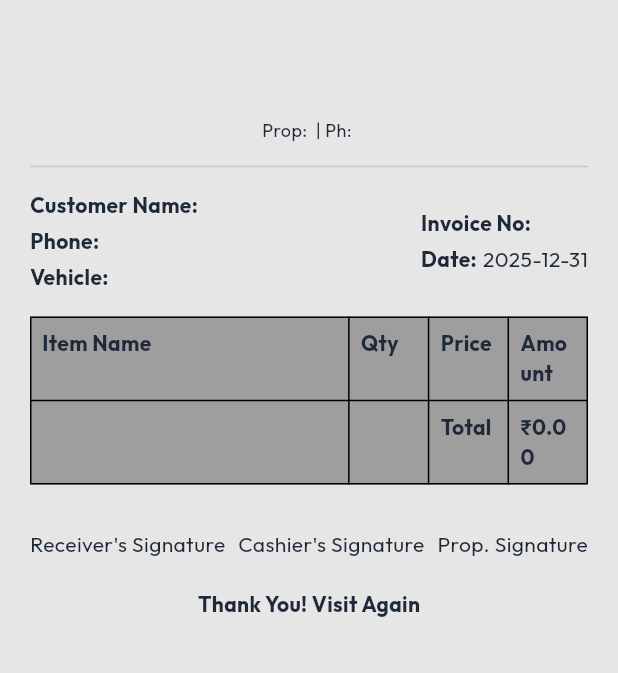
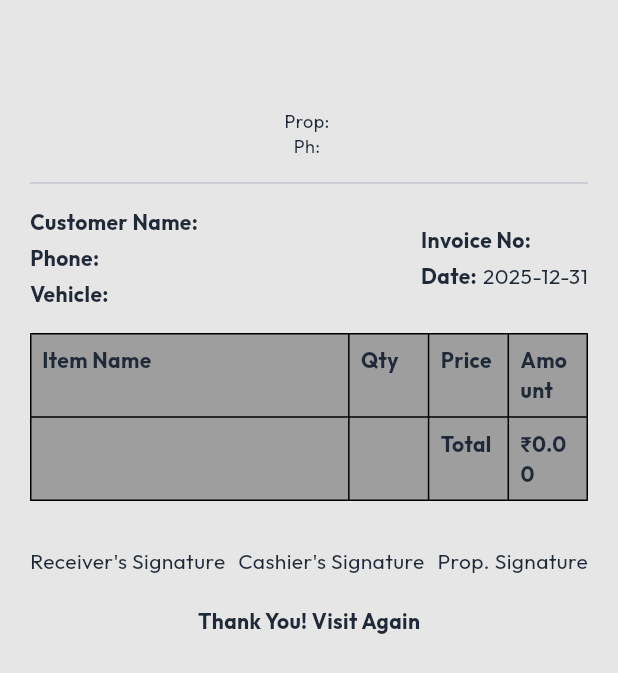
Before and after one commit to srinathj007/InvoiceGeneratorApp, a Flutter app: the InvoiceView widget shown alone on an empty page, opened directly with empty values, on a phone screen of 412 x 824 dp. Shown: the top 673 px of the screen. Run offline on Flutter 3.47's test engine with Material 3 defaults, Android fonts, the phone set to English and light mode, and no system bars; our stand-ins replace google_fonts, image_picker, pdf, printing, supabase_flutter; accounts and stored records are empty; network calls fail.

Commit message:
feat: Implement invoice detail screen with PDF generation and business profile management.

```diff
--- a/lib/models/business_profile.dart
+++ b/lib/models/business_profile.dart
@@ -13,6 +13,7 @@ class BusinessProfile {
   final String? customLogo4Url;
   final String? customFieldLabel;      // Generic label for an extra field
   final String? customFieldPlaceholder; // Generic placeholder for an extra field
+  final String? gstin;
 
   BusinessProfile({
     this.id,
@@ -29,6 +30,7 @@ class BusinessProfile {
     this.customLogo4Url,
     this.customFieldLabel,
     this.customFieldPlaceholder,
+    this.gstin,
   });
 
   factory BusinessProfile.fromJson(Map<String, dynamic> json) {
@@ -47,6 +49,7 @@ class BusinessProfile {
       customLogo4Url: json['custom_logo_4_url'],
       customFieldLabel: json['custom_field_label'],
       customFieldPlaceholder: json['custom_field_placeholder'],
+      gstin: json['gstin'],
     );
   }
 
@@ -66,6 +69,7 @@ class BusinessProfile {
       'custom_logo_4_url': customLogo4Url,
       'custom_field_label': customFieldLabel,
       'custom_field_placeholder': customFieldPlaceholder,
+      'gstin': gstin,
     };
   }
 
@@ -84,6 +88,7 @@ class BusinessProfile {
     String? customLogo4Url,
     String? customFieldLabel,
     String? customFieldPlaceholder,
+    String? gstin,
   }) {
     return BusinessProfile(
       id: id ?? this.id,
@@ -100,6 +105,7 @@ class BusinessProfile {
       customLogo4Url: customLogo4Url ?? this.customLogo4Url,
       customFieldLabel: customFieldLabel ?? this.customFieldLabel,
       customFieldPlaceholder: customFieldPlaceholder ?? this.customFieldPlaceholder,
+      gstin: gstin ?? this.gstin,
     );
   }
 }
--- a/lib/widgets/invoice_view.dart
+++ b/lib/widgets/invoice_view.dart
@@ -63,9 +63,17 @@ class InvoiceView extends StatelessWidget {
           textAlign: TextAlign.center,
           style: const TextStyle(fontSize: 12),
         ),
-        const SizedBox(height: 6),
+        if (profile.gstin?.isNotEmpty == true)
+          Text(
+            "GSTIN: ${profile.gstin}",
+            style: const TextStyle(fontSize: 12, fontWeight: FontWeight.bold),
+          ),
         Text(
-          "Prop: ${profile.proprietor} | Ph: ${profile.phoneNumbers}",
+          "Prop: ${profile.proprietor}",
+          style: const TextStyle(fontSize: 12),
+        ),
+        Text(
+          "Ph: ${profile.phoneNumbers}",
           style: const TextStyle(fontSize: 12),
         ),
       ],
```
Also changed, not shown: lib/screens/invoice_detail_screen.dart (+9 -15 lines), lib/screens/profile_screen.dart (+10 -0 lines), lib/services/pdf_service.dart (+7 -2 lines).
